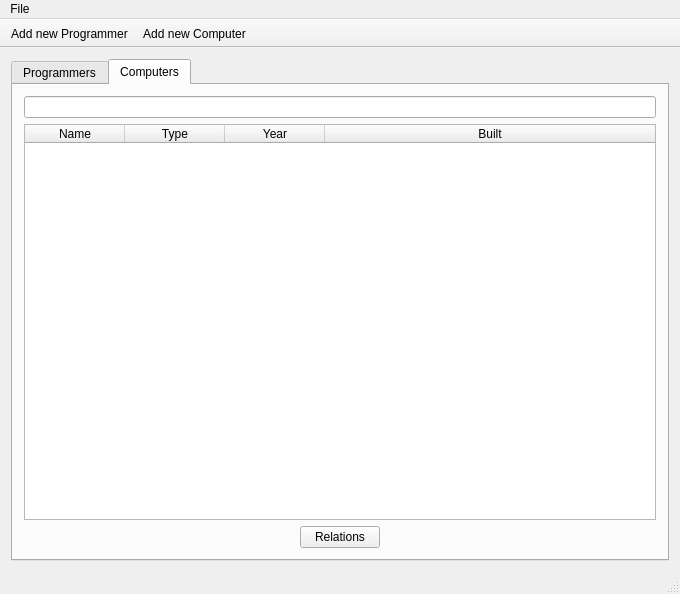
This is mainwindow.ui in DORB/Verkur3GUI as Qt 5 draws it before an edit. The edited form follows.
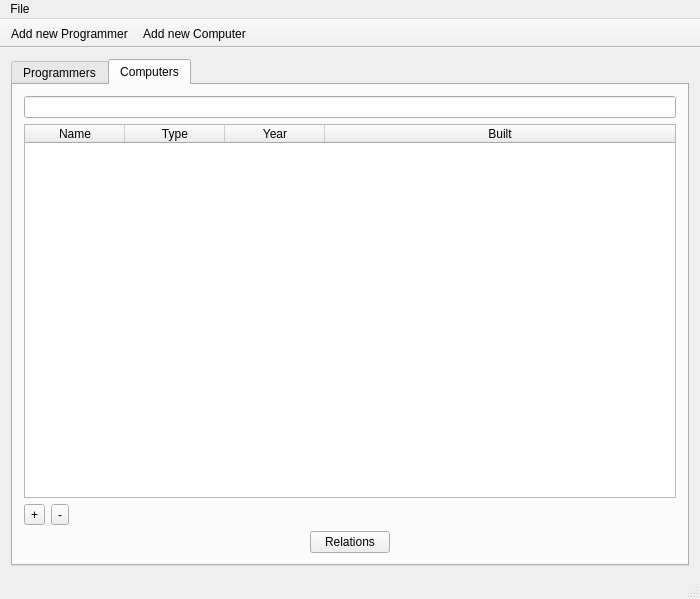
This is the edited form. The open tabs and pages were chosen to show the change. Icons and pictures are not drawn.

Commit message: bætti við add computer dialog

```diff
--- a/mainwindow.ui
+++ b/mainwindow.ui
@@ -6,8 +6,8 @@
    <rect>
     <x>0</x>
     <y>0</y>
-    <width>680</width>
-    <height>594</height>
+    <width>700</width>
+    <height>599</height>
    </rect>
   </property>
   <property name="windowTitle">
@@ -187,6 +187,37 @@
             </column>
            </widget>
           </item>
+          <item>
+           <layout class="QHBoxLayout" name="horizontalLayout_3">
+            <item>
+             <widget class="QToolButton" name="button_add_computer">
+              <property name="text">
+               <string>+</string>
+              </property>
+             </widget>
+            </item>
+            <item>
+             <widget class="QToolButton" name="button_remove_computer">
+              <property name="text">
+               <string>-</string>
+              </property>
+             </widget>
+            </item>
+            <item>
+             <spacer name="horizontalSpacer_2">
+              <property name="orientation">
+               <enum>Qt::Horizontal</enum>
+              </property>
+              <property name="sizeHint" stdset="0">
+               <size>
+                <width>40</width>
+                <height>20</height>
+               </size>
+              </property>
+             </spacer>
+            </item>
+           </layout>
+          </item>
           <item alignment="Qt::AlignHCenter">
            <widget class="QPushButton" name="button_relations_computers">
             <property name="maximumSize">
@@ -213,8 +244,8 @@
     <rect>
      <x>0</x>
      <y>0</y>
-     <width>680</width>
-     <height>22</height>
+     <width>700</width>
+     <height>26</height>
     </rect>
    </property>
    <widget class="QMenu" name="menuFile">
```
The commit also changes 4 other files.
